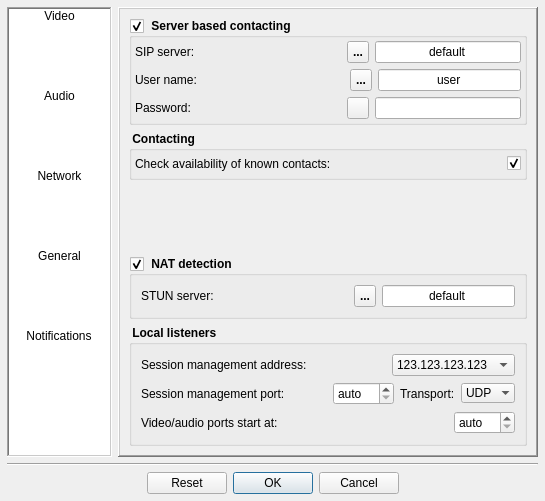
Homer-Conferencing/Homer-Conferencing, file Homer/forms/Dialogs/ConfigurationDialog.ui: the form before one commit.
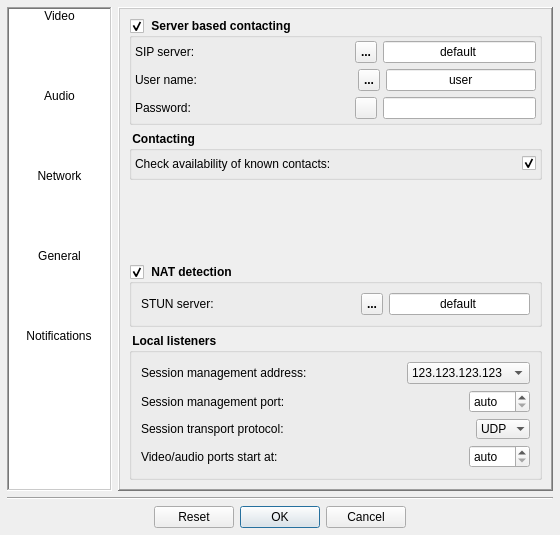
The form after the commit. The open tabs and pages were chosen to show the change. Icons and pictures are not drawn.

Patch:
```diff
--- a/Homer/forms/Dialogs/ConfigurationDialog.ui
+++ b/Homer/forms/Dialogs/ConfigurationDialog.ui
@@ -6,8 +6,8 @@
    <rect>
     <x>0</x>
     <y>0</y>
-    <width>541</width>
-    <height>498</height>
+    <width>560</width>
+    <height>535</height>
    </rect>
   </property>
   <property name="windowTitle">
@@ -2184,6 +2184,10 @@
                 </property>
                </widget>
               </item>
+             </layout>
+            </item>
+            <item>
+             <layout class="QHBoxLayout" name="horizontalLayout_11">
               <item>
                <widget class="QLabel" name="label_24">
                 <property name="font">
@@ -2193,10 +2197,23 @@
                  </font>
                 </property>
                 <property name="text">
-                 <string>Transport:</string>
+                 <string>Session transport protocol:</string>
                 </property>
                </widget>
               </item>
+              <item>
+               <spacer name="horizontalSpacer_14">
+                <property name="orientation">
+                 <enum>Qt::Horizontal</enum>
+                </property>
+                <property name="sizeHint" stdset="0">
+                 <size>
+                  <width>40</width>
+                  <height>20</height>
+                 </size>
+                </property>
+               </spacer>
+              </item>
               <item>
                <widget class="QComboBox" name="mCbSipTransport">
                 <property name="font">
```
